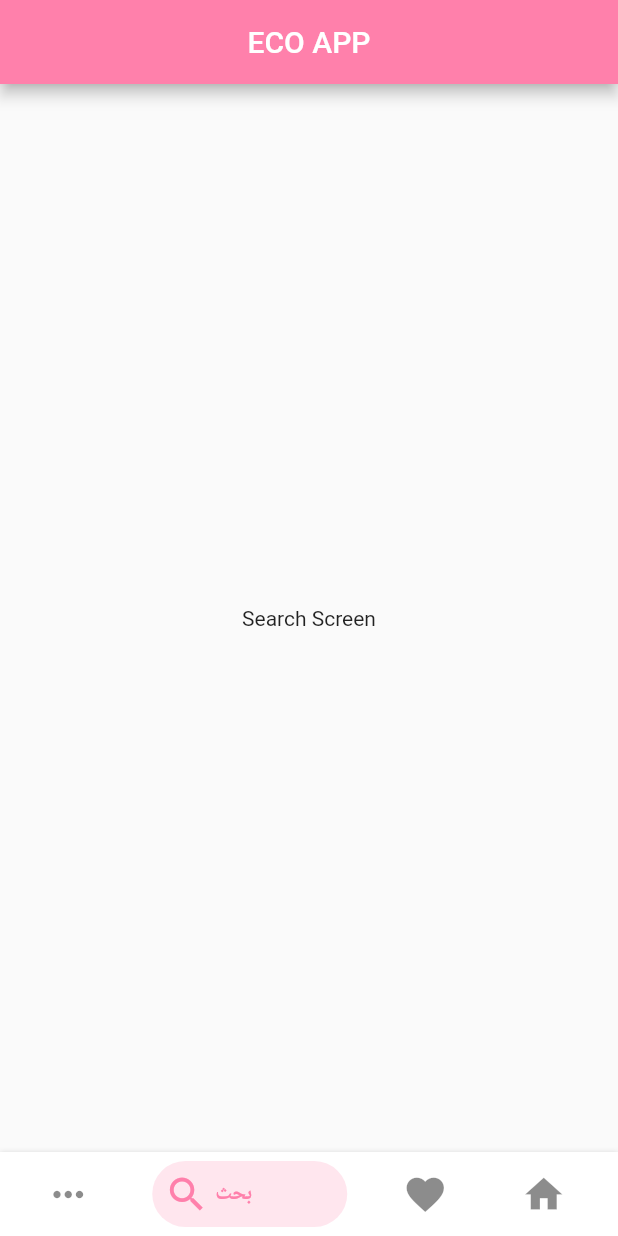
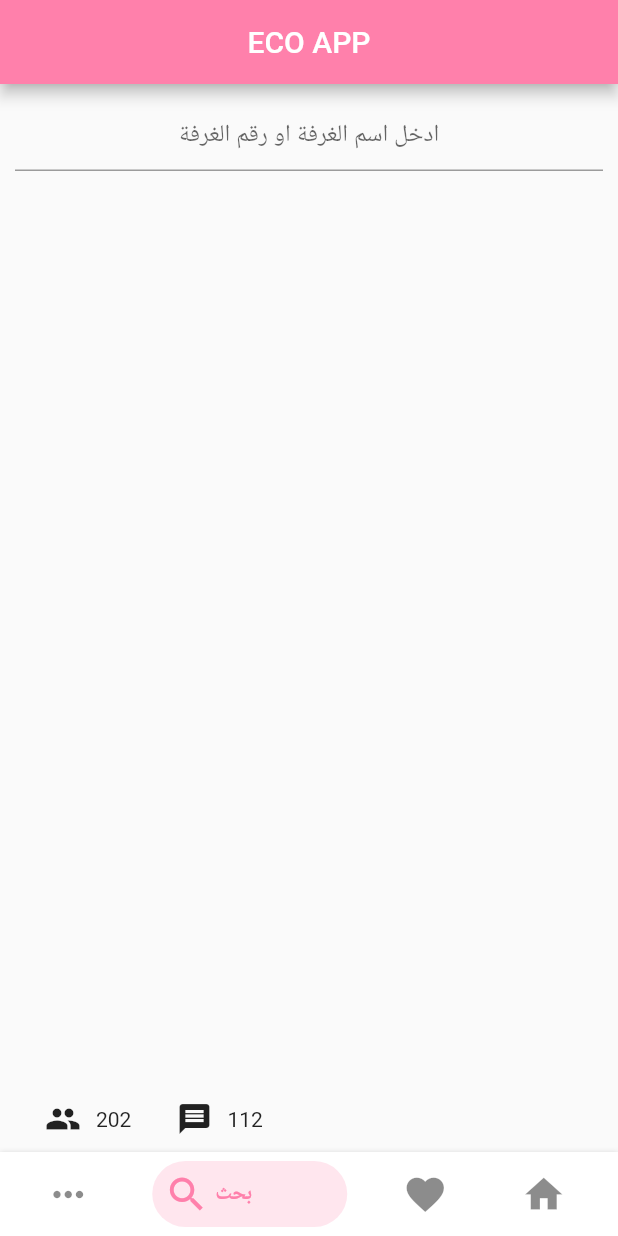
Before and after one commit to AmeerAliCS/Futter_Eco_App, a Flutter app: the screen it shows after launch, swiped to page 2, on a phone screen of 412 x 824 dp. Run offline on Flutter 3.47's test engine with Material 2 defaults, Android fonts, the phone set to English and light mode, and no system bars; drawn by our look-alikes of bottom_navy_bar; missing offline and left inert: agora_rtc_engine.

Commit message:
build search design

```diff
--- a/lib/components/rooms_list_tile.dart
+++ b/lib/components/rooms_list_tile.dart
@@ -1,28 +1,23 @@
 import 'package:flutter/material.dart';
 
 class RoomsListTile extends StatelessWidget {
+  RoomsListTile(
+      {this.title, this.imageUrl, this.joinNumber, this.messageNumber});
 
-  RoomsListTile({this.title, this.imageUrl, this.joinNumber, this.messageNumber});
   final String title;
   final String imageUrl;
   final int joinNumber;
   final int messageNumber;
 
-
   @override
   Widget build(BuildContext context) {
     return ListTile(
       title: Text(title),
-      leading: CircleAvatar(
-          radius: 30,
-          backgroundImage: NetworkImage(imageUrl)
-      ),
-
+      leading:
+          CircleAvatar(radius: 30, backgroundImage: NetworkImage(imageUrl)),
       subtitle: Row(
         children: <Widget>[
           SizedBox(width: 20),
-          Row(
-            children: <Widget>[
           Icon(Icons.group),
           SizedBox(width: 10),
           Text(joinNumber.toString()),
@@ -32,9 +27,6 @@ class RoomsListTile extends StatelessWidget {
           Text(messageNumber.toString()),
         ],
       ),
-        ],
-      ),
-
     );
   }
 }
--- a/lib/pages/search.dart
+++ b/lib/pages/search.dart
@@ -9,7 +9,34 @@ class _SearchState extends State<Search> {
   @override
   Widget build(BuildContext context) {
     return Scaffold(
-      body: Center(child: Text('Search Screen'),),
+      body: Container(
+        padding: EdgeInsets.all(10.0),
+        child: Stack(
+          children: [
+            TextFormField(
+              textAlign: TextAlign.center,
+              decoration:
+                  InputDecoration(hintText: 'ادخل اسم الغرفة او رقم الغرفة'),
+            ),
+            Align(
+              alignment: Alignment.bottomRight,
+              child: Row(
+                children: <Widget>[
+                  SizedBox(width: 20),
+                  Icon(Icons.group),
+                  SizedBox(width: 10),
+                  Text('202'),
+                  SizedBox(width: 30),
+                  Icon(Icons.message),
+                  SizedBox(width: 10),
+                  Text('112'),
+                ],
+              ),
+            ),
+
+          ],
+        ),
+      ),
     );
   }
 }
```
Lines whose indentation alone changed are shown as unchanged.
